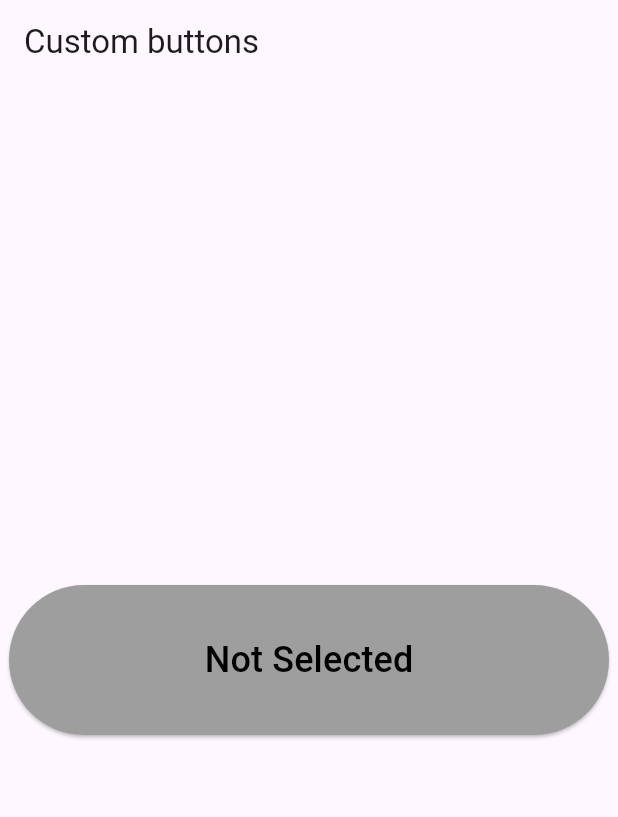
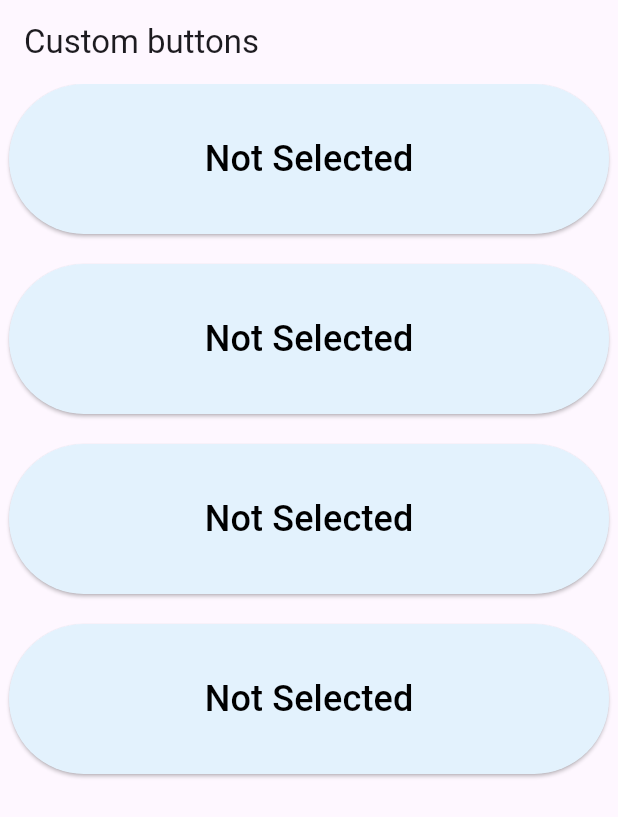
Before and after one commit to ChhunSivHeng/W4-S3-PRACTICE-STATEFULL-WIDGETS-, a Flutter app: the screen it shows after launch, on a phone screen of 412 x 824 dp. Shown: the top 817 px of the screen. Run offline on Flutter 3.47's test engine with Material 3 defaults, Android fonts, the phone set to English and light mode, and no system bars.

Commit message:
finished ex1

```diff
--- a/app/lib/main.dart
+++ b/app/lib/main.dart
@@ -10,7 +10,19 @@ class MyApp extends StatelessWidget {
     return MaterialApp(
       home: Scaffold(
         appBar: AppBar(title: const Text("Custom buttons")),
-        body: Center(child: CustomBottons()),
+        body: Center(
+          child: Column(
+            children: [
+              const CustomBottons(),
+              SizedBox(height: 20),
+              const CustomBottons(),
+              SizedBox(height: 20),
+              const CustomBottons(),
+              SizedBox(height: 20),
+              const CustomBottons(),
+            ],
+          ),
+        ),
       ),
     );
   }
@@ -27,7 +39,8 @@ class CustomBottonsState extends State<CustomBottons> {
   bool _selected = false;
   String get _label => _selected ? "Selected" : "Not Selected";
   Color get _textColor => _selected ? Colors.white : Colors.black;
-  Color get _backGroundColor => _selected ? Colors.blue : Colors.grey;
+  Color get _backGroundColor =>
+      _selected ? Colors.blue[500]! : Colors.blue[50]!;
 
   @override
   Widget build(BuildContext context) {
```
